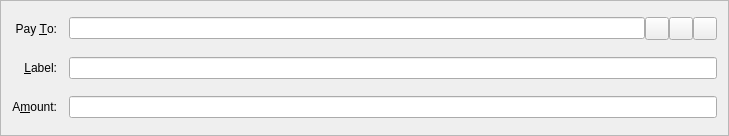
Before: the Qt Designer form src/qt/forms/sendcoinsentry.ui in zahidaliayub/RevolutionVR-Final-RVR, drawn with Qt 5.
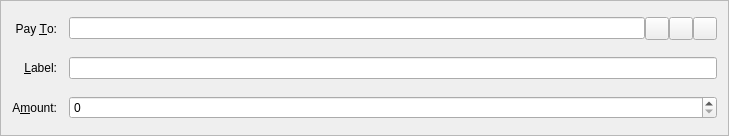
After: the same form once the commit is applied. Icons and pictures are not drawn. Custom widgets are drawn as their Qt base class.

```diff
--- a/src/qt/forms/sendcoinsentry.ui
+++ b/src/qt/forms/sendcoinsentry.ui
@@ -152,7 +152,7 @@
  <customwidgets>
   <customwidget>
    <class>BitcoinAmountField</class>
-   <extends>QLineEdit</extends>
+   <extends>QSpinBox</extends>
    <header>bitcoinamountfield.h</header>
    <container>1</container>
   </customwidget>
```
